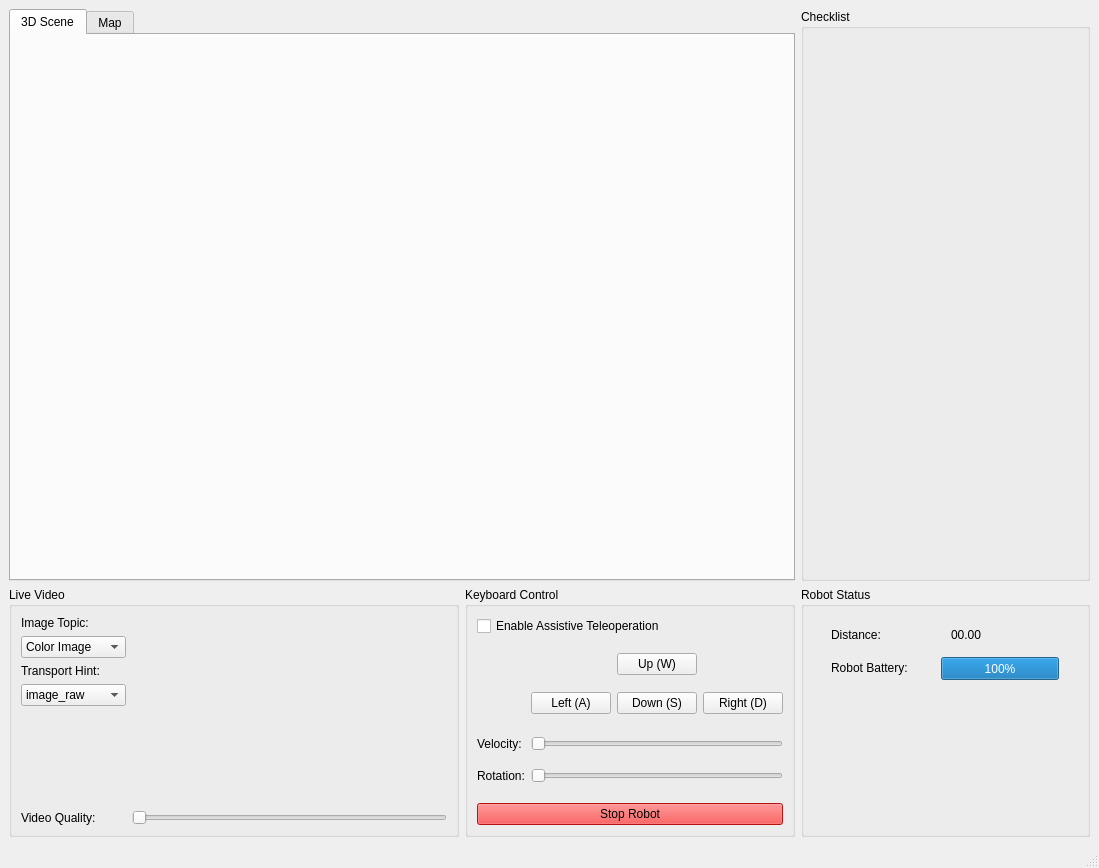
Qt form fallrisk_gui/fallrisk_rviz_gui/src/fallrisk_gui.ui (rxdu/fall_risk_project_ros) before a commit.
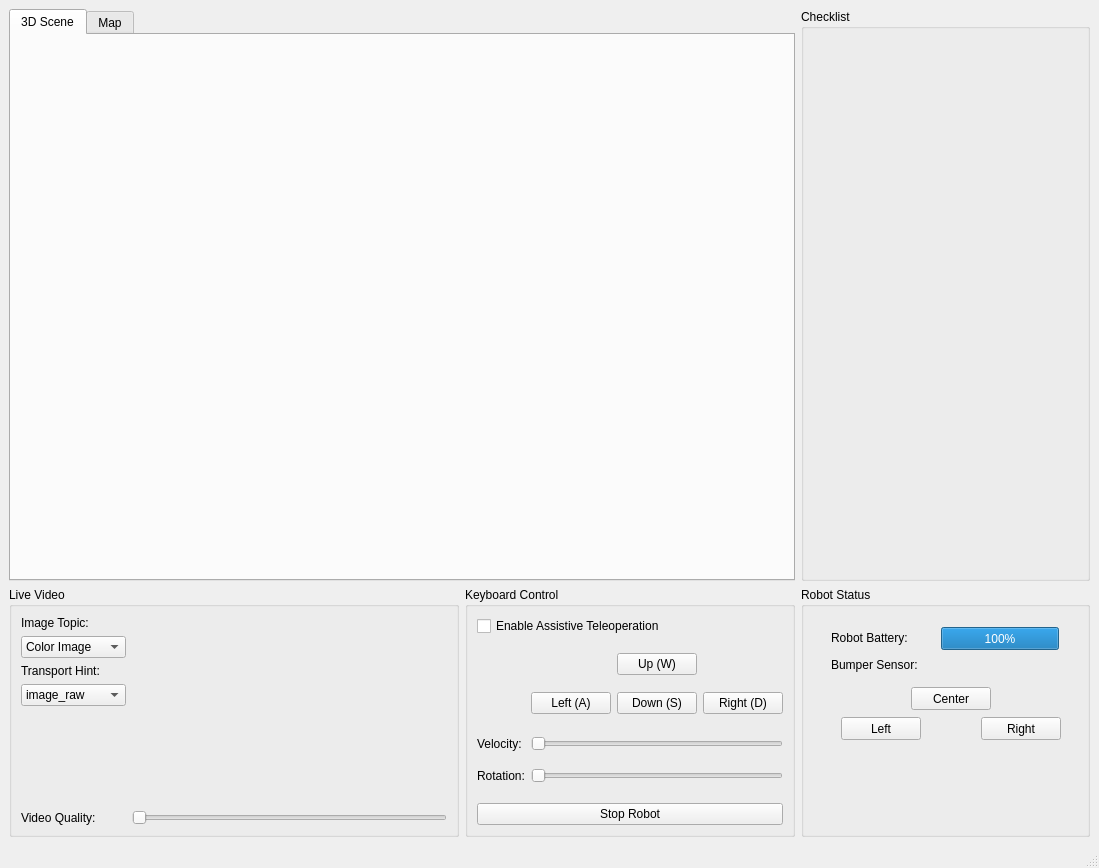
The same form after that commit.

The edit to the form file:
```diff
--- a/fallrisk_gui/fallrisk_rviz_gui/src/fallrisk_gui.ui
+++ b/fallrisk_gui/fallrisk_rviz_gui/src/fallrisk_gui.ui
@@ -236,7 +236,7 @@
        <item row="2" column="0">
         <widget class="QPushButton" name="pushButton_4">
          <property name="styleSheet">
-          <string notr="true">background-color: rgb(255, 26, 26);</string>
+          <string notr="true"/>
          </property>
          <property name="text">
           <string>Stop Robot</string>
@@ -251,37 +251,11 @@
       <property name="title">
        <string>Robot Status</string>
       </property>
-      <widget class="QLabel" name="label_6">
-       <property name="geometry">
-        <rect>
-         <x>30</x>
-         <y>40</y>
-         <width>57</width>
-         <height>15</height>
-        </rect>
-       </property>
-       <property name="text">
-        <string>Distance:</string>
-       </property>
-      </widget>
-      <widget class="QLabel" name="lbDistance">
-       <property name="geometry">
-        <rect>
-         <x>150</x>
-         <y>40</y>
-         <width>57</width>
-         <height>15</height>
-        </rect>
-       </property>
-       <property name="text">
-        <string>00.00</string>
-       </property>
-      </widget>
       <widget class="QProgressBar" name="pbBaseBattery">
        <property name="geometry">
         <rect>
          <x>140</x>
-         <y>70</y>
+         <y>40</y>
          <width>118</width>
          <height>23</height>
         </rect>
@@ -294,7 +268,7 @@
        <property name="geometry">
         <rect>
          <x>30</x>
-         <y>70</y>
+         <y>40</y>
          <width>101</width>
          <height>21</height>
         </rect>
@@ -303,6 +277,58 @@
         <string>Robot Battery:</string>
        </property>
       </widget>
+      <widget class="QPushButton" name="btnBumperCenter">
+       <property name="geometry">
+        <rect>
+         <x>110</x>
+         <y>100</y>
+         <width>80</width>
+         <height>23</height>
+        </rect>
+       </property>
+       <property name="text">
+        <string>Center</string>
+       </property>
+      </widget>
+      <widget class="QPushButton" name="btnBumperLeft">
+       <property name="geometry">
+        <rect>
+         <x>40</x>
+         <y>130</y>
+         <width>80</width>
+         <height>23</height>
+        </rect>
+       </property>
+       <property name="text">
+        <string>Left</string>
+       </property>
+      </widget>
+      <widget class="QPushButton" name="btnBumperRight">
+       <property name="geometry">
+        <rect>
+         <x>180</x>
+         <y>130</y>
+         <width>80</width>
+         <height>23</height>
+        </rect>
+       </property>
+       <property name="text">
+        <string>Right</string>
+       </property>
+      </widget>
+      <widget class="QLabel" name="label_8">
+       <property name="geometry">
+        <rect>
+         <x>30</x>
+         <y>70</y>
+         <width>111</width>
+         <height>16</height>
+        </rect>
+       </property>
+       <property name="text">
+        <string>Bumper Sensor:</string>
+       </property>
+      </widget>
      </widget>
     </item>
    </layout>
```
